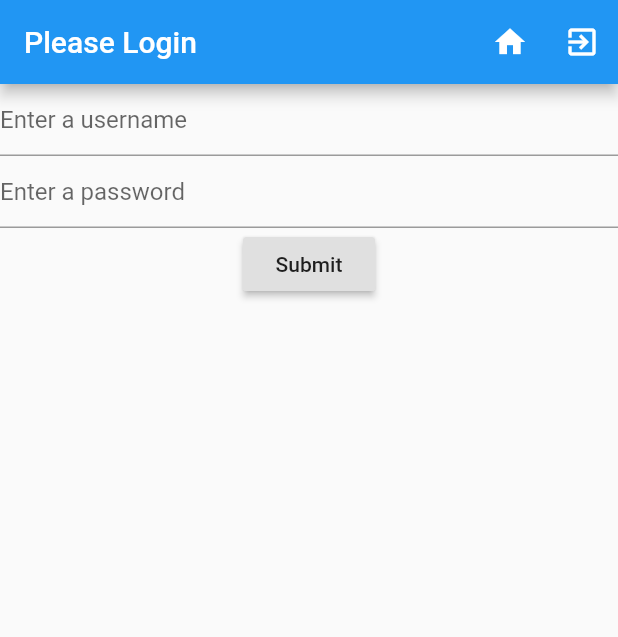
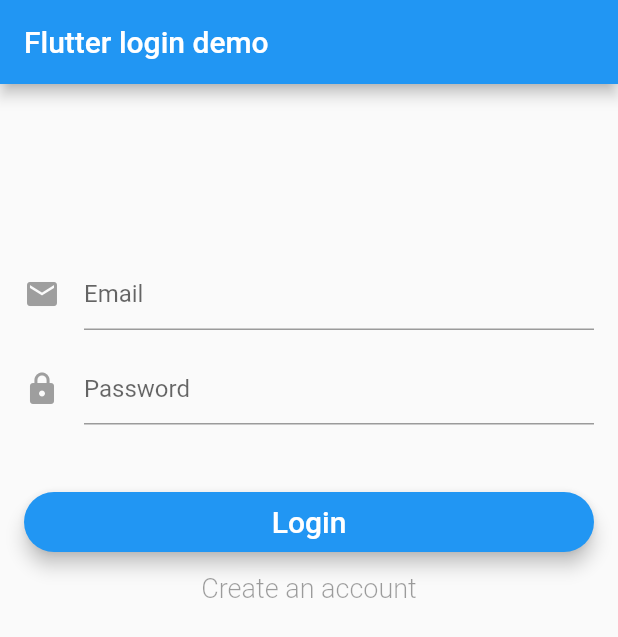
Before and after one commit to kkdh7609/Gteam, a Flutter app: the screen it shows after launch, on a phone screen of 412 x 824 dp. Shown: the top 637 px of the screen. Run offline on Flutter 3.47's test engine with Material 2 defaults, Android fonts, the phone set to English and light mode, and no system bars; our stand-ins replace firebase_auth; accounts and stored records are empty.

Commit message:
Edit login

```diff
--- /dev/null
+++ b/flutter_app/lib/authentication.dart
@@ -0,0 +1,32 @@
+import 'dart:async';
+import 'package:firebase_auth/firebase_auth.dart';
+
+abstract class BaseAuth{
+  Future<String> signIn(String email, String password);
+  Future<String> signUp(String email, String password);
+  Future<FirebaseUser> getCurrentUser();
+  Future<void> signOut();
+}
+
+class Auth implements BaseAuth{
+  final FirebaseAuth _firebaseAuth = FirebaseAuth.instance;
+
+  Future<String> signIn(String email, String password) async{
+    FirebaseUser user = (await _firebaseAuth.signInWithEmailAndPassword(email: email, password: password)).user;
+    return user.uid;
+  }
+
+  Future<String> signUp(String email, String password) async{
+    FirebaseUser user = (await _firebaseAuth.createUserWithEmailAndPassword(email: email, password: password)).user;
+    return user.uid;
+  }
+
+  Future<FirebaseUser> getCurrentUser() async{
+    FirebaseUser user = await _firebaseAuth.currentUser();
+    return user;
+  }
+
+  Future<void> signOut() async{
+    return _firebaseAuth.signOut();
+  }
+}
--- a/flutter_app/lib/login.dart
+++ b/flutter_app/lib/login.dart
@@ -1,44 +1,215 @@
-import 'package:firebase_auth/firebase_auth.dart';
 import "package:flutter/material.dart";
 import "package:flutter/widgets.dart";
 import "package:flutter/foundation.dart";
+import "package:gteams/authentication.dart";
 
-class login extends StatelessWidget{
-  const login ({
-    Key key,
-    @required this.onSubmit,
-  }) : super (key:key);
-  final VoidCallback onSubmit;
-  static final TextEditingController _user = TextEditingController();
-  static final TextEditingController _pass = TextEditingController();
+class LoginSignUpPage extends StatefulWidget{
+  LoginSignUpPage({this.auth, this.onSignedIn});
 
-  String get username => _user.text;
-  String get password => _pass.text;
+  final BaseAuth auth;
+  final VoidCallback onSignedIn;
 
-  void clear(){
-    _user.clear();
-    _pass.clear();
+  @override
+  State<StatefulWidget> createState() => new _LoginSignUpPageState();
+}
+
+enum FormMode {LOGIN, SIGNUP}
+
+class _LoginSignUpPageState extends State<LoginSignUpPage>{
+  final _formKey = new GlobalKey<FormState>();
+
+  String _email;
+  String _password;
+  String _errorMessage;
+
+  FormMode _formMode = FormMode.LOGIN;
+  bool _isIos;
+  bool _isLoading;
+
+  bool _validateAndSave(){
+    final form = _formKey.currentState;
+    if(form.validate()){
+      form.save();
+      return true;
+    }
+    return false;
   }
 
-  Future<void> signIn() async{
-    try {
-      AuthResult result = await FirebaseAuth.instance.signInWithEmailAndPassword(
-          email: username, password: password);
-      print(result);
-    }
-    catch(e){
-      print("error exist!");
+  void _validateAndSubmit() async{
+    setState((){
+      _errorMessage = "";
+      _isLoading = true;
+    });
+    if (_validateAndSave()){
+      String userId = "";
+      try{
+        if(_formMode == FormMode.LOGIN){
+          userId = await widget.auth.signIn(_email, _password);
+          print("Signed in: $userId");
+        }
+        else{
+          userId = await widget.auth.signIn(_email, _password);
+          print("Signed up user: $userId");
+        }
+        setState((){
+          _isLoading = false;
+        });
+
+        if (userId.length > 0 && userId != null && _formMode == FormMode.LOGIN){
+          widget.onSignedIn();
+        }
+      } catch (e){
+        print('Error: $e');
+        setState((){
+          _isLoading = false;
+          if (_isIos){
+            _errorMessage = e.details;
+          }
+          else{
+            _errorMessage = e.message;
+          }
+        });
+      }
+
     }
   }
 
   @override
+  void initState(){
+    _errorMessage = "";
+    _isLoading = false;
+    super.initState();
+  }
+
+  @override
   Widget build(BuildContext context){
-    return Column(
+    _isIos = Theme.of(context).platform == TargetPlatform.iOS;
+    return new Scaffold(
+      appBar: new AppBar(
+        title: new Text("Flutter login demo"),
+      ),
+      body: Stack(
         children: <Widget>[
-          TextField(controller: _user, decoration: InputDecoration(hintText: 'Enter a username'),),
-          TextField(controller: _pass, decoration: InputDecoration(hintText: 'Enter a password'), obscureText: true,),
-          RaisedButton(child: Text('Submit'), onPressed: onSubmit)
-        ]
+          _showBody(),
+          _showCircularProgress(),
+        ],
+      )
+    );
+  }
+
+  Widget _showCircularProgress(){
+    if (_isLoading) {
+      return Center(child: CircularProgressIndicator());
+    }
+    return Container(height: 0.0, width: 0.0);
+  }
+
+  Widget _showBody(){
+    return new Container(
+      padding: EdgeInsets.all(16.0),
+      child: new Form(
+        key: _formKey,
+        child: new ListView(
+          shrinkWrap: true,
+          children: <Widget>[
+            _showEmailInput(),
+            _showPasswordInput(),
+            _showPrimaryButton(),
+            _showSecondaryButton(),
+            _showErrorMessage(),
+          ],
+        ),
+      ),
+    );
+  }
+
+  Widget _showErrorMessage(){
+    if (_errorMessage.length > 0 && _errorMessage != null){
+      return new Text(
+        _errorMessage,
+        style: TextStyle(
+          fontSize: 13.0,
+          color: Colors.red,
+          height: 1.0,
+          fontWeight: FontWeight.w300),
+        );
+    }
+    else{
+      return new Container(
+        height: 0.0,
+      );
+    }
+  }
+
+  Widget _showEmailInput(){
+    return Padding(
+      padding: const EdgeInsets.fromLTRB(0.0, 100.0, 0.0, 0.0),
+      child: new TextFormField(
+        maxLines: 1,
+        keyboardType: TextInputType.emailAddress,
+        autofocus: false,
+        decoration: new InputDecoration(
+          hintText: "Email",
+          icon: new Icon(
+            Icons.mail,
+            color: Colors.grey
+          )
+        ),
+        validator: (value) => value.isEmpty ? "Email can\'t be empty" : null,
+        onSaved: (value) => _email = value.trim(),
+      ),
+    );
+  }
+
+  Widget _showPasswordInput(){
+    return Padding(
+      padding: const EdgeInsets.fromLTRB(0.0, 15.0, 0.0, 0.0),
+      child: new TextFormField(
+        maxLines: 1,
+        obscureText: true,
+        autofocus: false,
+        decoration: new InputDecoration(
+            hintText: "Password",
+            icon: new Icon(
+                Icons.lock,
+                color: Colors.grey
+            )
+        ),
+        validator: (value) => value.isEmpty ? "Email can\'t be empty" : null,
+        onSaved: (value) => _password = value.trim(),
+      ),
+    );
+  }
+
+  Widget _showSecondaryButton(){
+    return new FlatButton(
+      child: _formMode == FormMode.LOGIN
+          ?
+          new Text("Create an account",
+          style: new TextStyle(fontSize: 18.0, fontWeight: FontWeight.w300))
+          :
+          new Text("Have an account? Sign in",
+          style: new TextStyle(fontSize: 18.0, fontWeight: FontWeight.w300)),
+    );
+  }
+
+  Widget _showPrimaryButton(){
+    return new Padding(
+      padding: EdgeInsets.fromLTRB(0.0, 45.0, 0.0, 0.0),
+      child: SizedBox(
+        height: 40.0,
+        child: new RaisedButton(
+          elevation: 5.0,
+          shape: new RoundedRectangleBorder(borderRadius: new BorderRadius.circular(30.0)),
+          color: Colors.blue,
+          child: _formMode == FormMode.LOGIN
+              ?
+              new Text("Login", style: new TextStyle(fontSize: 20.0, color: Colors.white))
+              :
+              new Text("Create account", style: new TextStyle(fontSize: 20.0, color: Colors.white)),
+          onPressed: _validateAndSubmit,
+        ),
+      )
     );
   }
 }
--- a/flutter_app/lib/main.dart
+++ b/flutter_app/lib/main.dart
@@ -1,83 +1,19 @@
 import 'package:flutter/material.dart';
-import 'package:gteams/settings.dart';
-import 'package:gteams/login.dart';
-import 'package:firebase_auth/firebase_auth.dart';
+import 'package:gteams/authentication.dart';
+import 'package:gteams/root_page.dart';
 
 void main() => runApp(MyApp());
 
-class MyApp extends StatefulWidget{
-  _MyAppState createState() => new _MyAppState();
-}
-
-class _MyAppState extends State<MyApp>{
-  String _title = "Please Login";
-  Widget _screen;
-  login _login;
-  settings _settings;
-  bool _authenticated;
-
-  _MyAppState(){
-    _login = new login(onSubmit: (){onSubmit();});
-    _settings = new settings();
-    _screen = _login;
-    _authenticated = false;
-  }
-
-  void onSubmit(){
-    print('Login with: ' + _login.username + ' ' + _login.password);
-    // if(_login.username == 'user' && _login.password =='password'){
-    //  _setAuthenticated(true);
-    //  _screen = _settings;
-    // }
-    _login.signIn();
-    _login.clear();
-  }
-
-  void _goHome(){
-    print("go home!!");
-    setState(() {
-      if (_authenticated == true) {
-        _screen = _settings;
-      }
-      else {
-        _screen = _login;
-      }
-    }
-    );
-  }
-  void _logout(){
-    print("log out");
-    _setAuthenticated(false);
-  }
-  void _setAuthenticated(bool auth){
-    setState(() {
-      if (auth == true) {
-        _authenticated = true;
-        _screen = _login;
-        _title = "Welcome";
-      }
-      else {
-        _authenticated = false;
-        _screen = _login;
-        _title = "Please Login";
-      }
-    }
-    );
-  }
+class MyApp extends StatelessWidget{
   @override
   Widget build(BuildContext context){
     return new MaterialApp(
-      title: "Lgoin here",
-      home: new Scaffold(
-        appBar: new AppBar(
-          title: new Text(_title),
-          actions: <Widget>[
-    new IconButton(icon: new Icon(Icons.home), onPressed: (){_goHome();}),
-            new IconButton(icon: new Icon(Icons.exit_to_app), onPressed: (){_logout();})
-          ],
-        ),
-        body: _screen,
+      title: 'Flutter login demo',
+      debugShowCheckedModeBanner: false,
+      theme: new ThemeData(
+        primarySwatch:  Colors.blue,
       ),
+      home: new RootPage(auth: new Auth())
     );
   }
 }
--- /dev/null
+++ b/flutter_app/lib/root_page.dart
@@ -0,0 +1,88 @@
+import 'package:flutter/material.dart';
+import 'package:gteams/login.dart';
+import 'package:gteams/authentication.dart';
+import 'package:gteams/settings.dart';
+
+class RootPage extends StatefulWidget{
+  RootPage({this.auth});
+
+  final BaseAuth auth;
+
+  @override
+  State<StatefulWidget> createState() => new _RootPageState();
+}
+
+enum AuthStatus{
+  NOT_DETERMINED,
+  NOT_LOGGED_IN,
+  LOGGED_IN,
+}
+
+class _RootPageState extends State<RootPage>{
+  AuthStatus authStatus = AuthStatus.NOT_DETERMINED;
+  String _userId = "";
+
+  @override
+  void initState() {
+    super.initState();
+    widget.auth.getCurrentUser().then((user) {
+      setState(() {
+        if (user != null) {
+          _userId = user?.uid;
+        }
+        authStatus =
+        user?.uid == null ? AuthStatus.NOT_LOGGED_IN : AuthStatus.LOGGED_IN;
+      });
+    });
+  }
+
+  void _onLoggedIn(){
+    widget.auth.getCurrentUser().then((user){
+      setState((){
+        _userId = user.uid.toString();
+      });
+    });
+    setState((){
+      authStatus = AuthStatus.LOGGED_IN;
+    });
+  }
+
+  void _onSignedOut(){
+    setState((){
+      authStatus = AuthStatus.NOT_LOGGED_IN;
+      _userId = "";
+    });
+  }
+
+  Widget _buildWaitingScreen(){
+    return Scaffold(
+      body: Container(
+        alignment: Alignment.center,
+        child: CircularProgressIndicator(),
+      ),
+    );
+  }
+
+  @override
+  Widget build(BuildContext context){
+    switch (authStatus){
+      case AuthStatus.NOT_DETERMINED:
+        return _buildWaitingScreen();
+        break;
+      case AuthStatus.NOT_LOGGED_IN:
+        return new LoginSignUpPage(
+          auth: widget.auth,
+          onSignedIn: _onLoggedIn,
+        );
+        break;
+      case AuthStatus.LOGGED_IN:
+        if (_userId.length > 0 && _userId != null){
+          return new settings();
+        }
+        else return _buildWaitingScreen();
+        break;
+      default:
+        return _buildWaitingScreen();
+    }
+  }
+}
```
